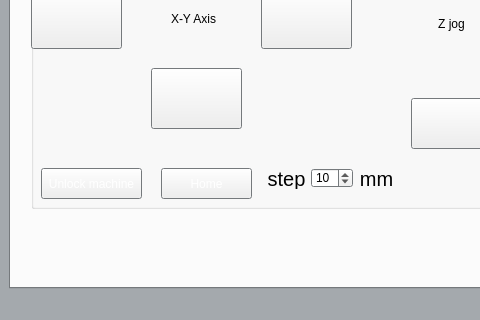
Before: the Qt Designer form core/mainwindow.ui in kmolLin/Pyquino, drawn with Qt 5; both pictures show x 0 to 480 and y 206 to 526 of the 859 by 526 pixel window.
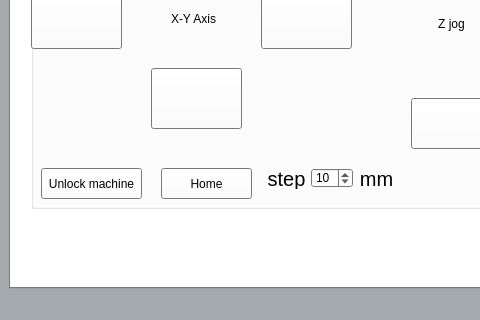
After: the same form once the commit is applied. The open tabs and pages were chosen to show the change. Icons and pictures are not drawn.

Diff of the .ui file:
```diff
--- a/core/mainwindow.ui
+++ b/core/mainwindow.ui
@@ -16,9 +16,18 @@
      <colorrole role="WindowText">
       <brush brushstyle="SolidPattern">
        <color alpha="255">
+        <red>0</red>
+        <green>0</green>
+        <blue>0</blue>
+       </color>
+      </brush>
+     </colorrole>
+     <colorrole role="Button">
+      <brush brushstyle="SolidPattern">
+       <color alpha="255">
         <red>255</red>
         <green>255</green>
-        <blue>0</blue>
+        <blue>255</blue>
        </color>
       </brush>
      </colorrole>
@@ -40,6 +49,15 @@
        </color>
       </brush>
      </colorrole>
+     <colorrole role="BrightText">
+      <brush brushstyle="SolidPattern">
+       <color alpha="255">
+        <red>255</red>
+        <green>255</green>
+        <blue>255</blue>
+       </color>
+      </brush>
+     </colorrole>
      <colorrole role="ButtonText">
       <brush brushstyle="SolidPattern">
        <color alpha="255">
@@ -67,14 +85,32 @@
        </color>
       </brush>
      </colorrole>
+     <colorrole role="HighlightedText">
+      <brush brushstyle="SolidPattern">
+       <color alpha="255">
+        <red>255</red>
+        <green>255</green>
+        <blue>255</blue>
+       </color>
+      </brush>
+     </colorrole>
     </active>
     <inactive>
      <colorrole role="WindowText">
       <brush brushstyle="SolidPattern">
        <color alpha="255">
+        <red>0</red>
+        <green>0</green>
+        <blue>0</blue>
+       </color>
+      </brush>
+     </colorrole>
+     <colorrole role="Button">
+      <brush brushstyle="SolidPattern">
+       <color alpha="255">
         <red>255</red>
         <green>255</green>
-        <blue>0</blue>
+        <blue>255</blue>
        </color>
       </brush>
      </colorrole>
@@ -96,6 +132,15 @@
        </color>
       </brush>
      </colorrole>
+     <colorrole role="BrightText">
+      <brush brushstyle="SolidPattern">
+       <color alpha="255">
+        <red>255</red>
+        <green>255</green>
+        <blue>255</blue>
+       </color>
+      </brush>
+     </colorrole>
      <colorrole role="ButtonText">
       <brush brushstyle="SolidPattern">
        <color alpha="255">
@@ -123,6 +168,15 @@
        </color>
       </brush>
      </colorrole>
+     <colorrole role="HighlightedText">
+      <brush brushstyle="SolidPattern">
+       <color alpha="255">
+        <red>255</red>
+        <green>255</green>
+        <blue>255</blue>
+       </color>
+      </brush>
+     </colorrole>
     </inactive>
     <disabled>
      <colorrole role="WindowText">
@@ -134,6 +188,15 @@
        </color>
       </brush>
      </colorrole>
+     <colorrole role="Button">
+      <brush brushstyle="SolidPattern">
+       <color alpha="255">
+        <red>255</red>
+        <green>255</green>
+        <blue>255</blue>
+       </color>
+      </brush>
+     </colorrole>
      <colorrole role="Dark">
       <brush brushstyle="SolidPattern">
        <color alpha="255">
@@ -152,6 +215,15 @@
        </color>
       </brush>
      </colorrole>
+     <colorrole role="BrightText">
+      <brush brushstyle="SolidPattern">
+       <color alpha="255">
+        <red>255</red>
+        <green>255</green>
+        <blue>255</blue>
+       </color>
+      </brush>
+     </colorrole>
      <colorrole role="ButtonText">
       <brush brushstyle="SolidPattern">
        <color alpha="255">
@@ -179,6 +251,15 @@
        </color>
       </brush>
      </colorrole>
+     <colorrole role="HighlightedText">
+      <brush brushstyle="SolidPattern">
+       <color alpha="255">
+        <red>255</red>
+        <green>255</green>
+        <blue>255</blue>
+       </color>
+      </brush>
+     </colorrole>
     </disabled>
    </palette>
   </property>
@@ -900,6 +981,43 @@
            <height>31</height>
           </rect>
          </property>
+         <property name="palette">
+          <palette>
+           <active>
+            <colorrole role="ButtonText">
+             <brush brushstyle="SolidPattern">
+              <color alpha="255">
+               <red>0</red>
+               <green>0</green>
+               <blue>0</blue>
+              </color>
+             </brush>
+            </colorrole>
+           </active>
+           <inactive>
+            <colorrole role="ButtonText">
+             <brush brushstyle="SolidPattern">
+              <color alpha="255">
+               <red>0</red>
+               <green>0</green>
+               <blue>0</blue>
+              </color>
+             </brush>
+            </colorrole>
+           </inactive>
+           <disabled>
+            <colorrole role="ButtonText">
+             <brush brushstyle="SolidPattern">
+              <color alpha="255">
+               <red>30</red>
+               <green>159</green>
+               <blue>131</blue>
+              </color>
+             </brush>
+            </colorrole>
+           </disabled>
+          </palette>
+         </property>
          <property name="text">
           <string>Unlock machine</string>
          </property>
@@ -926,6 +1044,43 @@
            <height>31</height>
           </rect>
          </property>
+         <property name="palette">
+          <palette>
+           <active>
+            <colorrole role="ButtonText">
+             <brush brushstyle="SolidPattern">
+              <color alpha="255">
+               <red>0</red>
+               <green>0</green>
+               <blue>0</blue>
+              </color>
+             </brush>
+            </colorrole>
+           </active>
+           <inactive>
+            <colorrole role="ButtonText">
+             <brush brushstyle="SolidPattern">
+              <color alpha="255">
+               <red>0</red>
+               <green>0</green>
+               <blue>0</blue>
+              </color>
+             </brush>
+            </colorrole>
+           </inactive>
+           <disabled>
+            <colorrole role="ButtonText">
+             <brush brushstyle="SolidPattern">
+              <color alpha="255">
+               <red>30</red>
+               <green>159</green>
+               <blue>131</blue>
+              </color>
+             </brush>
+            </colorrole>
+           </disabled>
+          </palette>
+         </property>
          <property name="text">
           <string>Home</string>
          </property>
```
Left out of the diff: 2 changed lines with no effect on the pictures.
